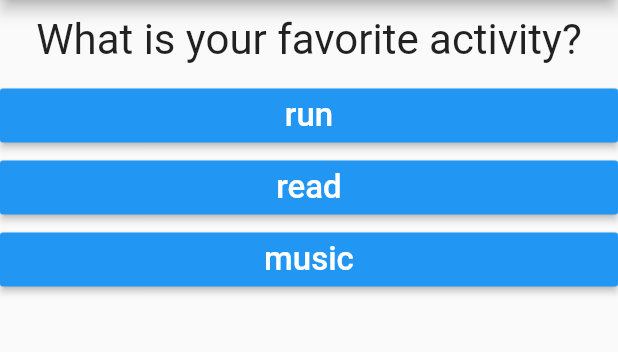
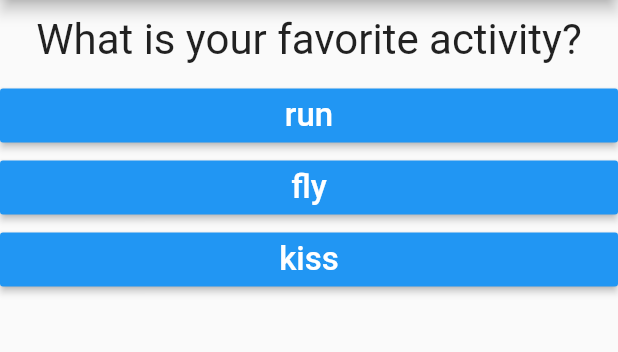
Before and after one commit to rajSon5512/flutter_app, a Flutter app: the screen it shows after launch, after a tap on "red", after a tap on "bhelpuri", on a phone screen of 412 x 824 dp, the part 84-436 px from its top. Run offline on Flutter 3.47's test engine with Material 2 defaults, Android fonts, the phone set to English and light mode, and no system bars.

Commit message:
52 completed

```diff
--- a/lib/Quiz.dart
+++ b/lib/Quiz.dart
@@ -15,8 +15,8 @@ class Quiz extends StatelessWidget {
     return Column(
       children: [
         Question(questions[questionindex]['questiontext']),
-        ...(questions[questionindex]['answer'] as List<String>).map((answer){
-          return Answer(answerQuestionFun,answer);
+        ...(questions[questionindex]['answer'] as List<Map<String,Object>>).map((answer){
+          return Answer(()=>{answerQuestionFun(answer['score'])},answer['text']);
         }).toList(),
       ],
     );
--- a/lib/main.dart
+++ b/lib/main.dart
@@ -20,15 +20,32 @@ class MyApp extends StatefulWidget {
 
 class _MyAppState extends State<MyApp>{
 
-  final questions=const[{'questiontext':'What is your favorite color?', 'answer':['red','blue','green']},
-    {'questiontext':'Most favorite thing to eat?', 'answer':['panipuri','bhelpuri','pavbhaji']},
-    {'questiontext':'What is your favorite activity?', 'answer':['run','read','music']},
-  ];
+  final questions=const[
+    {'questiontext':'What is your favorite color?',
+      'answer':[
+        {'text':'red','score':10},
+        {'text':'pink','score':23},
+        {'text':'green','score':13}]},
+    {'questiontext':'Most favorite thing to eat?',
+      'answer': [
+        {'text':'panipuri','score':16},
+        {'text':'bhelpuri','score':10},
+        {'text':'pavbhaji','score':23}]},
+    {'questiontext': 'What is your favorite activity?',
+      'answer': [
+        {'text': 'run', 'score': 5},
+        {'text': 'fly', 'score': 32},
+        {'text': 'kiss', 'score': 10}
+        ],}
+    ];
 
   var _questionIndex=0;
+  var _finalscore=0;
 
-  void answerQuestion(){
+  void answerQuestion(int score){
     print('Hello world');
+
+    _finalscore += score;
 
     setState(() {
 
```
